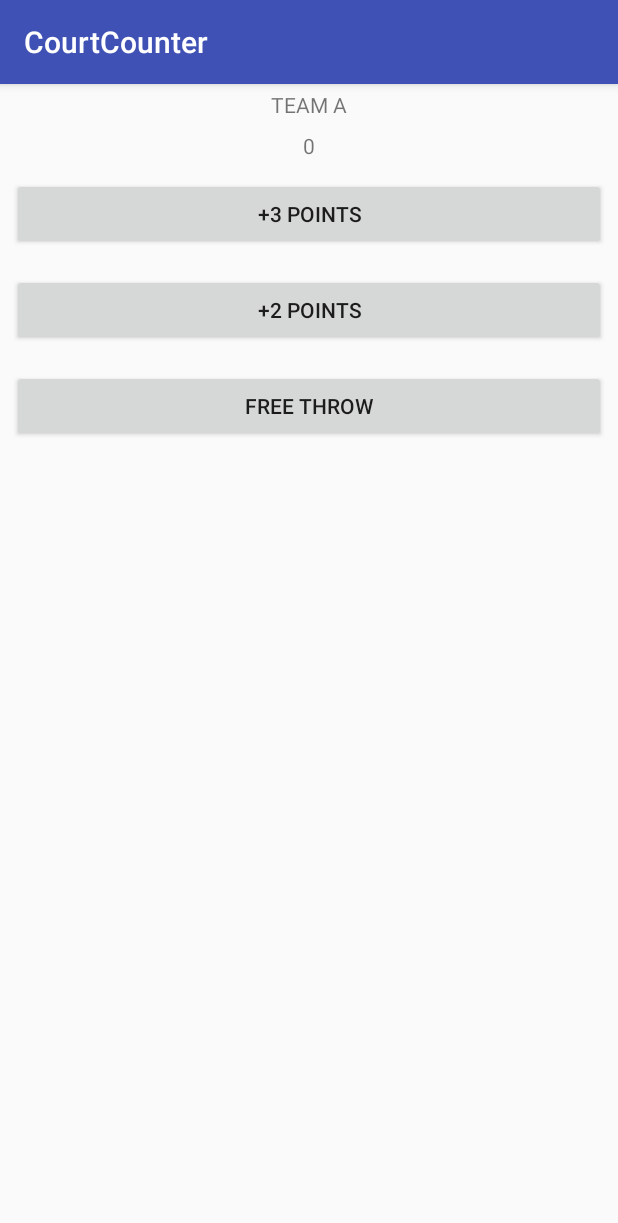
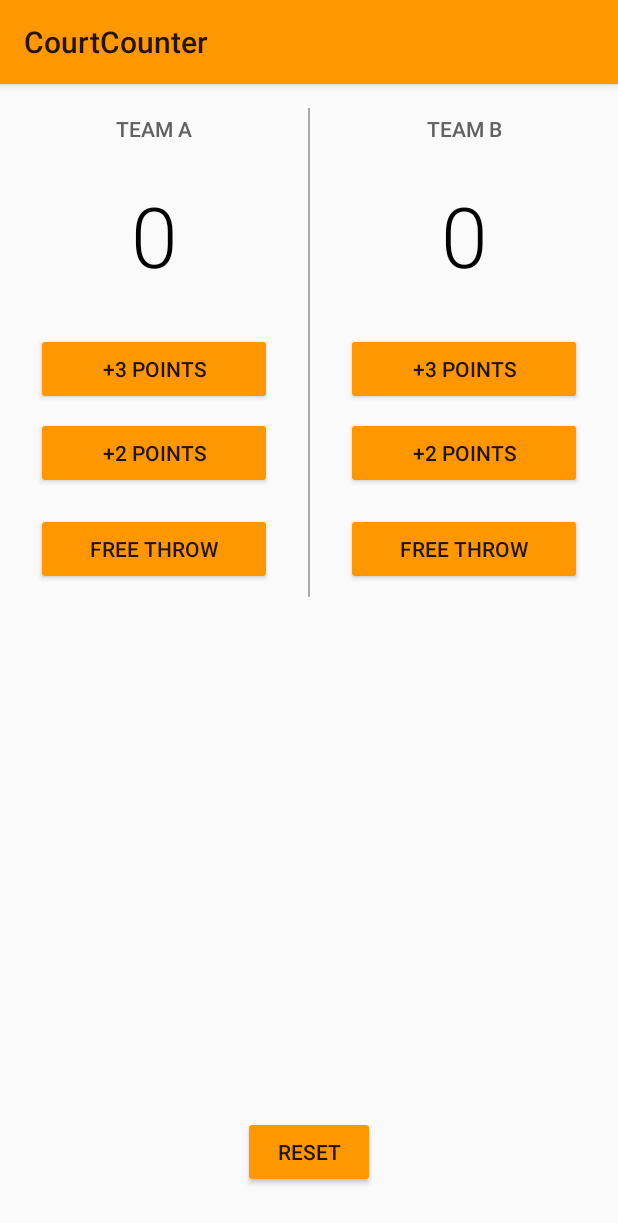
Before and after one commit to josecrmrz/CourtCounter, an Android app: the screen it shows after launch (MainActivity), on a phone screen of 412 x 824 dp. Shown: the top 1223 px of the screen. Run offline under Robolectric (Android 15) with nearby library versions, the phone set to English and light mode, and no system bars.

Commit message:
Make things pretty

```diff
--- a/app/src/main/java/com/example/android/courtcounter/MainActivity.java
+++ b/app/src/main/java/com/example/android/courtcounter/MainActivity.java
@@ -8,13 +8,14 @@ import android.widget.TextView;
 public class MainActivity extends AppCompatActivity {
 
     private int scoreTeamA = 0;
+    private int scoreTeamB = 0;
 
     @Override
     protected void onCreate(Bundle savedInstanceState) {
         super.onCreate(savedInstanceState);
         setContentView(R.layout.activity_main);
 
-        displayForTeamA(0);
+        displayForTeamA(scoreTeamA);
     }
 
     /**
@@ -25,21 +26,58 @@ public class MainActivity extends AppCompatActivity {
         scoreView.setText(String.valueOf(score));
     }
 
-    public void addThreeForTeamA(View view) {
+    public void addThreeForTeamA(View v) {
         scoreTeamA += 3;
 
         displayForTeamA(scoreTeamA);
     }
 
-    public void addTwoForTeamA(View view) {
+    public void addTwoForTeamA(View v) {
         scoreTeamA += 2;
 
         displayForTeamA(scoreTeamA);
     }
 
-    public void addFreeThrowForTeamA(View view) {
+    public void addFreeThrowForTeamA(View v) {
         scoreTeamA += 1;
 
         displayForTeamA(scoreTeamA);
     }
+
+    /**
+     * Displays the given score for Team B.
+     */
+    private void displayForTeamB(int score) {
+        TextView scoreView = findViewById(R.id.team_b_score);
+        scoreView.setText(String.valueOf(score));
+    }
+
+    public void addThreeForTeamB(View v) {
+        scoreTeamB += 3;
+
+        displayForTeamB(scoreTeamB);
+    }
+
+    public void addTwoForTeamB(View v) {
+        scoreTeamB += 2;
+
+        displayForTeamB(scoreTeamB);
+    }
+
+    public void addFreeThrowForTeamB(View v) {
+        scoreTeamB += 1;
+
+        displayForTeamB(scoreTeamB);
+    }
+
+    /**
+     * Rest Team Scores to 0
+     */
+    public void resetScores(View v) {
+        scoreTeamA = 0;
+        scoreTeamB = 0;
+
+        displayForTeamA(scoreTeamA);
+        displayForTeamB(scoreTeamB);
+    }
 }
--- a/app/src/main/res/layout/activity_main.xml
+++ b/app/src/main/res/layout/activity_main.xml
@@ -1,49 +1,163 @@
 <?xml version="1.0" encoding="utf-8"?>
-<LinearLayout xmlns:android="http://schemas.android.com/apk/res/android"
+<RelativeLayout xmlns:android="http://schemas.android.com/apk/res/android"
     xmlns:tools="http://schemas.android.com/tools"
     android:layout_width="match_parent"
     android:layout_height="match_parent"
-    android:orientation="vertical"
     tools:context=".MainActivity">
+
+    <LinearLayout
+        android:layout_width="match_parent"
+        android:layout_height="wrap_content"
+        android:orientation="horizontal">
+
+        <LinearLayout
+            android:layout_width="0dp"
+            android:layout_height="wrap_content"
+            android:layout_weight="1"
+            android:orientation="vertical">
 
             <TextView
                 android:layout_width="match_parent"
                 android:layout_height="wrap_content"
+                android:layout_marginBottom="16dp"
+                android:layout_marginTop="16dp"
+                android:fontFamily="sans-serif-medium"
                 android:gravity="center_horizontal"
                 android:padding="4dp"
                 android:text="Team A"
-        android:textAllCaps="true" />
+                android:textAllCaps="true"
+                android:textColor="#616161"
+                android:textSize="14sp" />
 
             <TextView
                 android:id="@+id/team_a_score"
                 android:layout_width="match_parent"
                 android:layout_height="wrap_content"
+                android:fontFamily="sans-serif-light"
                 android:gravity="center_horizontal"
                 android:padding="4dp"
-        android:text="3" />
+                android:text="0"
+                android:textColor="#000000"
+                android:textSize="56sp" />
 
             <Button
+                android:id="@+id/team_a_three_points"
                 android:layout_width="match_parent"
                 android:layout_height="wrap_content"
-        android:layout_margin="8dp"
+                android:layout_marginLeft="24dp"
+                android:layout_marginRight="24dp"
+                android:layout_marginTop="24dp"
+                android:onClick="addThreeForTeamA"
                 android:text="+3 Points"
-        android:onClick="addThreeForTeamA"
                 android:textAllCaps="true" />
 
             <Button
+                android:id="@+id/team_a_two_points"
                 android:layout_width="match_parent"
                 android:layout_height="wrap_content"
-        android:layout_margin="8dp"
+                android:layout_marginBottom="8dp"
+                android:layout_marginLeft="24dp"
+                android:layout_marginRight="24dp"
+                android:layout_marginTop="8dp"
+                android:onClick="addTwoForTeamA"
                 android:text="+2 Points"
-        android:onClick="addTwoForTeamA"
                 android:textAllCaps="true" />
 
             <Button
+                android:id="@+id/team_a_free_throw"
                 android:layout_width="match_parent"
                 android:layout_height="wrap_content"
-        android:layout_margin="8dp"
+                android:layout_marginBottom="8dp"
+                android:layout_marginLeft="24dp"
+                android:layout_marginRight="24dp"
+                android:layout_marginTop="8dp"
+                android:onClick="addFreeThrowForTeamA"
                 android:text="Free Throw"
-        android:onClick="addFreeThrowForTeamA"
+                android:textAllCaps="true" />
+        </LinearLayout>
+
+        <View
+            android:layout_width="1dp"
+            android:layout_height="match_parent"
+            android:layout_marginTop="16dp"
+            android:background="@android:color/darker_gray" />
+
+        <LinearLayout
+            android:layout_width="0dp"
+            android:layout_height="wrap_content"
+            android:layout_weight="1"
+            android:orientation="vertical">
+
+            <TextView
+                android:layout_width="match_parent"
+                android:layout_height="wrap_content"
+                android:layout_marginBottom="16dp"
+                android:layout_marginTop="16dp"
+                android:fontFamily="sans-serif-medium"
+                android:gravity="center_horizontal"
+                android:padding="4dp"
+                android:text="Team B"
+                android:textAllCaps="true"
+                android:textColor="#616161"
+                android:textSize="14sp" />
+
+            <TextView
+                android:id="@+id/team_b_score"
+                android:layout_width="match_parent"
+                android:layout_height="wrap_content"
+                android:fontFamily="sans-serif-light"
+                android:gravity="center_horizontal"
+                android:padding="4dp"
+                android:text="0"
+                android:textColor="#000000"
+                android:textSize="56sp" />
+
+            <Button
+                android:id="@+id/team_b_three_points"
+                android:layout_width="match_parent"
+                android:layout_height="wrap_content"
+                android:layout_marginLeft="24dp"
+                android:layout_marginRight="24dp"
+                android:layout_marginTop="24dp"
+                android:onClick="addThreeForTeamB"
+                android:text="+3 Points"
                 android:textAllCaps="true" />
 
+            <Button
+                android:id="@+id/team_b_two_points"
+                android:layout_width="match_parent"
+                android:layout_height="wrap_content"
+                android:layout_marginBottom="8dp"
+                android:layout_marginLeft="24dp"
+                android:layout_marginRight="24dp"
+                android:layout_marginTop="8dp"
+                android:onClick="addTwoForTeamB"
+                android:text="+2 Points"
+                android:textAllCaps="true" />
+
+            <Button
+                android:id="@+id/team_b_free_throw"
+                android:layout_width="match_parent"
+                android:layout_height="wrap_content"
+                android:layout_marginBottom="8dp"
+                android:layout_marginLeft="24dp"
+                android:layout_marginRight="24dp"
+                android:layout_marginTop="8dp"
+                android:onClick="addFreeThrowForTeamB"
+                android:text="Free Throw"
+                android:textAllCaps="true" />
         </LinearLayout>
+    </LinearLayout>
+
+    <Button
+        android:id="@+id/reset_button"
+        android:layout_width="wrap_content"
+        android:layout_height="wrap_content"
+        android:layout_alignParentBottom="true"
+        android:layout_centerHorizontal="true"
+        android:layout_marginBottom="32dp"
+        android:onClick="resetScores"
+        android:text="Reset"
+        android:textAllCaps="true" />
+
+</RelativeLayout>
--- a/app/src/main/res/values/styles.xml
+++ b/app/src/main/res/values/styles.xml
@@ -1,11 +1,9 @@
 <resources>
-
     <!-- Base application theme. -->
-    <style name="AppTheme" parent="Theme.AppCompat.Light.DarkActionBar">
-        <!-- Customize your theme here. -->
-        <item name="colorPrimary">@color/colorPrimary</item>
-        <item name="colorPrimaryDark">@color/colorPrimaryDark</item>
-        <item name="colorAccent">@color/colorAccent</item>
+    <style name="AppTheme" parent="Theme.AppCompat.Light">
+        <!-- Primary theme color of the app (sets background color of app bar) -->
+        <item name="colorPrimary">#FF9800</item>
+        <!-- Background color of buttons in the app -->
+        <item name="colorButtonNormal">#FF9800</item>
     </style>
-
 </resources>
```
Lines whose indentation alone changed are shown as unchanged.
